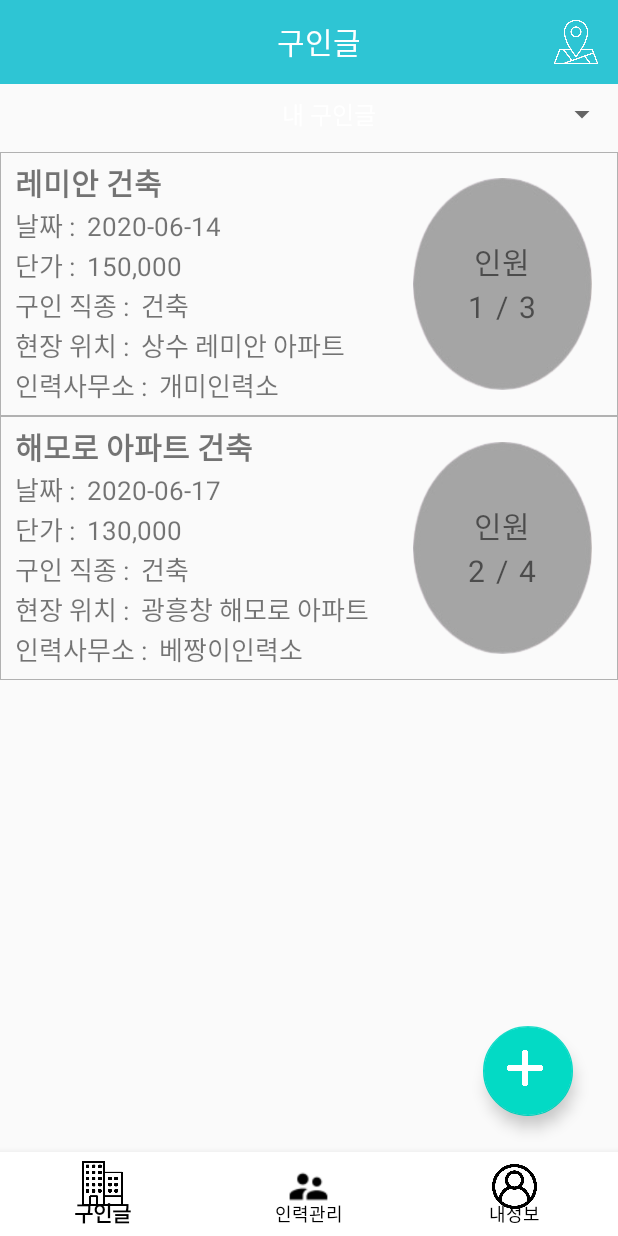
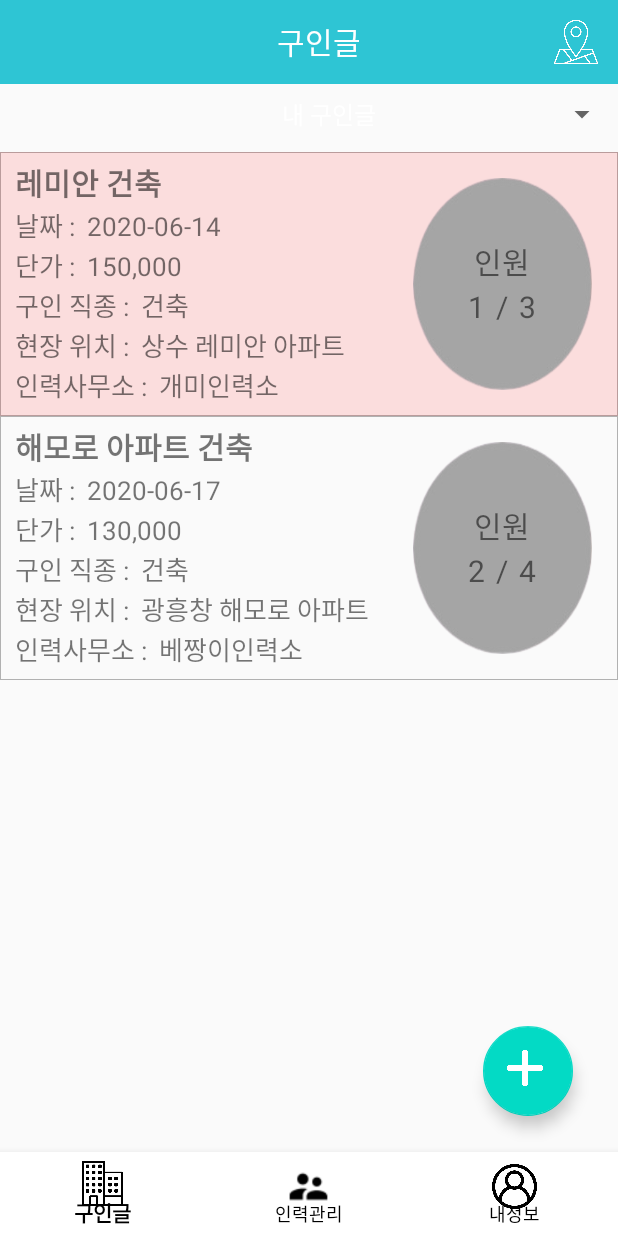
Before and after one commit to dudwls901/Rickshaw_Offerer, an Android app: the MyPosting screen opened directly, with no data from a screen before it, on a phone screen of 412 x 824 dp. Run offline under Robolectric (Android 15) with nearby library versions, the phone set to English and light mode, and no system bars.

Commit message:
내구인글색깔수정

```diff
--- a/app/src/main/java/kr/co/ilg/activity/findwork/MyPosting.java
+++ b/app/src/main/java/kr/co/ilg/activity/findwork/MyPosting.java
@@ -83,8 +83,8 @@ public class MyPosting extends AppCompatActivity {
         urgency_RecyclerView.setLayoutManager(layoutManager);
 
         final ArrayList<ListViewItem> workInfoArrayList=new ArrayList<>();
-        workInfoArrayList.add(new ListViewItem("레미안 건축","2020-06-14","150,000","건축","상수 레미안 아파트","개미인력소","1","3"));
-        workInfoArrayList.add(new ListViewItem("해모로 아파트 건축","2020-06-17","130,000","건축","광흥창 해모로 아파트","베짱이인력소","2","4"));
+        workInfoArrayList.add(new ListViewItem("레미안 건축","2020-06-14","150,000","건축","상수 레미안 아파트","개미인력소","1","3",true));
+        workInfoArrayList.add(new ListViewItem("해모로 아파트 건축","2020-06-17","130,000","건축","광흥창 해모로 아파트","베짱이인력소","2","4",false));
 
 
         mypostAdapter urgencyAdapter=new mypostAdapter(getApplicationContext(),workInfoArrayList);
--- a/app/src/main/java/kr/co/ilg/activity/findwork/mypostAdapter.java
+++ b/app/src/main/java/kr/co/ilg/activity/findwork/mypostAdapter.java
@@ -8,6 +8,7 @@ import android.view.LayoutInflater;
 import android.view.View;
 import android.view.ViewGroup;
 import android.widget.Button;
+import android.widget.LinearLayout;
 import android.widget.TextView;
 
 import androidx.annotation.NonNull;
@@ -22,9 +23,10 @@ public class mypostAdapter extends RecyclerView.Adapter<RecyclerView.ViewHolder>
     View dialogView;
     Button btnWorkInfo, btnSupply, btnPick;
     Intent intent;
+
     public static class MyViewHolder extends RecyclerView.ViewHolder {
         TextView title, date, pay, job, place, office, current_people, total_people;
-
+        LinearLayout linear1;
         MyViewHolder(View view) {
             super(view);
             title = view.findViewById(R.id.title);
@@ -35,7 +37,7 @@ public class mypostAdapter extends RecyclerView.Adapter<RecyclerView.ViewHolder>
             office = view.findViewById(R.id.office);
             current_people = view.findViewById(R.id.current_people);
             total_people = view.findViewById(R.id.total_people);
-
+            linear1=view.findViewById(R.id.linear1);
         }
     }
 
@@ -57,6 +59,7 @@ public class mypostAdapter extends RecyclerView.Adapter<RecyclerView.ViewHolder>
     @Override
     public void onBindViewHolder(@NonNull RecyclerView.ViewHolder holder, int position) {
         MyViewHolder myViewHolder = (MyViewHolder) holder;
+        if (workInfo.get(position).urgency == false) {
             myViewHolder.title.setText(workInfo.get(position).title);
             myViewHolder.date.setText(workInfo.get(position).date);
             myViewHolder.pay.setText(workInfo.get(position).pay);
@@ -65,7 +68,19 @@ public class mypostAdapter extends RecyclerView.Adapter<RecyclerView.ViewHolder>
             myViewHolder.office.setText(workInfo.get(position).office);
             myViewHolder.current_people.setText(workInfo.get(position).current_people);
             myViewHolder.total_people.setText(workInfo.get(position).total_people);
+        }
+        else if (workInfo.get(position).urgency == true) {
+            myViewHolder.title.setText(workInfo.get(position).title);
+            myViewHolder.date.setText(workInfo.get(position).date);
+            myViewHolder.pay.setText(workInfo.get(position).pay);
+            myViewHolder.job.setText(workInfo.get(position).job);
+            myViewHolder.place.setText(workInfo.get(position).place);
+            myViewHolder.office.setText(workInfo.get(position).office);
+            myViewHolder.current_people.setText(workInfo.get(position).current_people);
+            myViewHolder.total_people.setText(workInfo.get(position).total_people);
+            myViewHolder.linear1.setBackgroundColor(context.getResources().getColor(R.color.UrgencyColor));
 
+        }
         myViewHolder.itemView.setOnClickListener(new View.OnClickListener() {
             @Override
             public void onClick(View view) {
```
Lines whose indentation alone changed are shown as unchanged.
